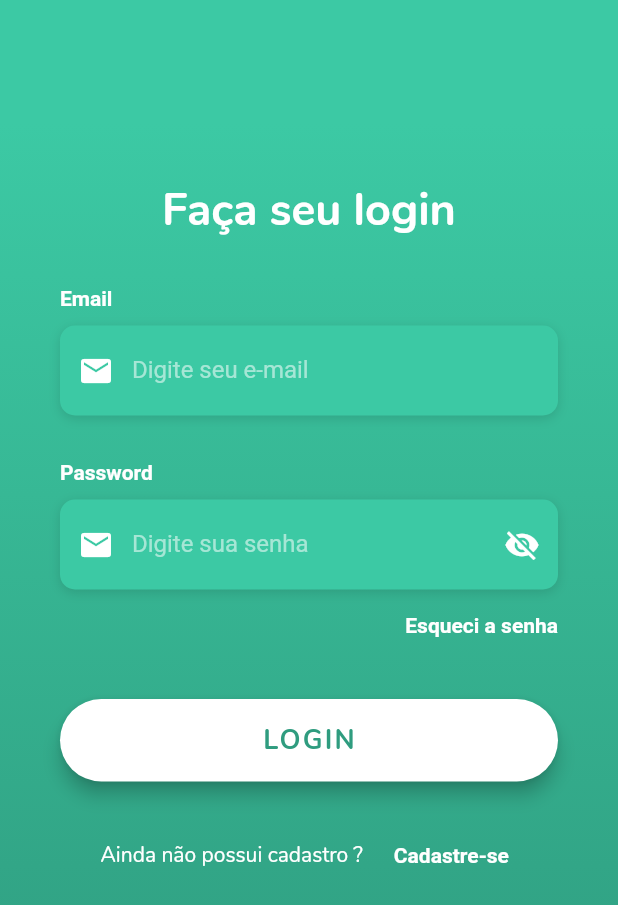
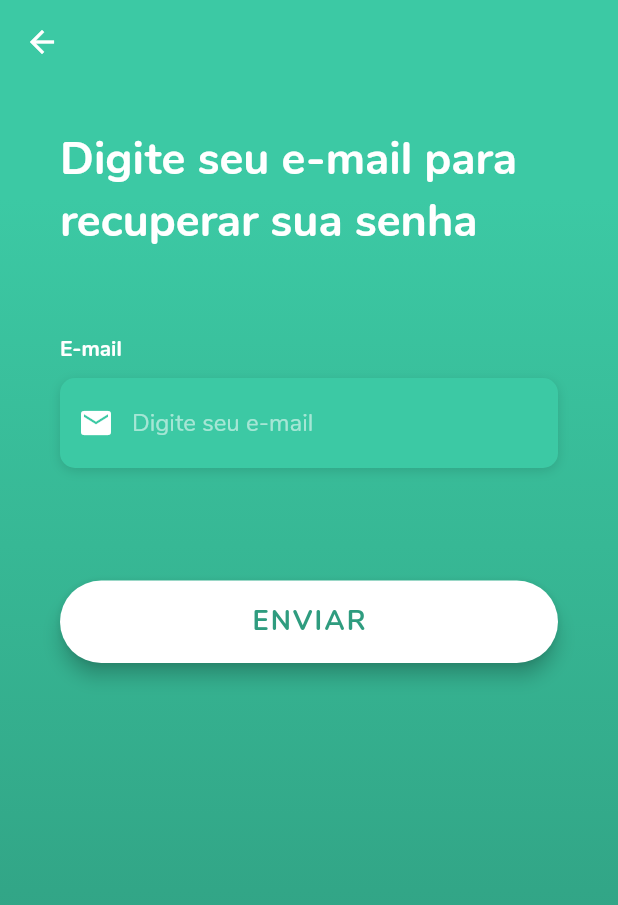
Before and after one commit to Deivid1071/trocatealentoapp, a Flutter app: the screen it shows after launch, after a tap on "Esqueci a senha", on a phone screen of 412 x 824 dp. Shown: the top 905 px of the screen. Run offline on Flutter 3.47's test engine with Material 2 defaults, Android fonts, the phone set to English and light mode, and no system bars; Roboto replaces fonts that are missing (OpenSans).

Commit message:
tab navigation implemeted

```diff
--- /dev/null
+++ b/lib/screens/home/forgot_screen.dart
@@ -0,0 +1,140 @@
+import 'package:flutter/material.dart';
+import 'package:flutter/services.dart';
+import 'package:trocatalentos_app/utilities/constants.dart';
+import 'package:trocatalentos_app/widgets/custom_text_field.dart';
+
+class ForgotScreen extends StatefulWidget {
+  @override
+  _ForgotScreenState createState() => _ForgotScreenState();
+}
+
+class _ForgotScreenState extends State<ForgotScreen> {
+  bool _rememberMe = false;
+
+  @override
+  Widget build(BuildContext context) {
+    return Scaffold(
+      appBar: AppBar(
+        leading: IconButton(
+          icon: Icon(Icons.arrow_back, color: Colors.white,),
+          onPressed: ()=>Navigator.pop(context),
+        ),
+        backgroundColor: Color(0xFF3CC9A4),
+        elevation: 0,
+      ),
+      body: AnnotatedRegion<SystemUiOverlayStyle>(
+        value: SystemUiOverlayStyle.light,
+        child: GestureDetector(
+          onTap: () => FocusScope.of(context).unfocus(),
+          child: Stack(
+            children: <Widget>[
+              Container(
+                height: MediaQuery.of(context).size.height,
+                width: MediaQuery.of(context).size.width,
+                decoration: BoxDecoration(
+                  gradient: LinearGradient(
+                    begin: Alignment.topCenter,
+                    end: Alignment.bottomCenter,
+                    colors: [
+                      Color(0xFF3CC9A4),
+                      Color(0xFF37B895),
+                      Color(0xFF32A687),
+                      Color(0xFF2F9C7F),
+                    ],
+                    stops: [0.1, 0.4, 0.7, 0.9],
+                  ),
+                ),
+              ),
+              Container(
+                height: MediaQuery.of(context).size.height,
+                child: SingleChildScrollView(
+                  physics: AlwaysScrollableScrollPhysics(),
+                  padding: EdgeInsets.symmetric(
+                    horizontal: 40.0,
+                    vertical: 30.0,
+                  ),
+                  child: Column(
+                    mainAxisAlignment: MainAxisAlignment.center,
+                    children: <Widget>[
+                      Text(
+                        'Digite seu e-mail para recuperar sua senha',
+                        style: TextStyle(
+                          color: Colors.white,
+                          fontFamily: 'Nunito',
+                          fontSize: 30.0,
+                          fontWeight: FontWeight.bold,
+                        ),
+                      ),
+
+                      SizedBox(
+                        height: 30.0,
+                      ),
+
+                      SizedBox(
+                        height: 25.0,
+                      ),
+                      _buildEmailTF(),
+                      SizedBox(
+                        height: 50.0,
+                      ),
+                      _buildLoginBtn(),
+
+                    ],
+                  ),
+                ),
+              )
+            ],
+          ),
+        ),
+      ),
+    );
+  }
+
+
+
+  Widget _buildEmailTF() {
+    return Column(
+      crossAxisAlignment: CrossAxisAlignment.start,
+      children: <Widget>[
+        Text(
+          'E-mail',
+          style: kLabelStyle,
+        ),
+        SizedBox(height: 10.0),
+        CustomTextField(
+          prefix: Icon(Icons.email, color: Colors.white,),
+          hint: 'Digite seu e-mail',
+          textInputType: TextInputType.emailAddress,
+        ),
+      ],
+    );
+  }
+
+
+
+  Widget _buildLoginBtn() {
+    return Container(
+      padding: EdgeInsets.symmetric(vertical: 25.0),
+      width: double.infinity,
+      child: RaisedButton(
+        elevation: 5.0,
+        onPressed: () => print('Botão de cadastro pressionado'),
+        padding: EdgeInsets.all(15.0),
+        shape: RoundedRectangleBorder(
+          borderRadius: BorderRadius.circular(30.0),
+        ),
+        color: Colors.white,
+        child: Text(
+          'ENVIAR',
+          style: TextStyle(
+            color: Color(0xFF2F9C7F),
+            letterSpacing: 1.5,
+            fontSize: 18.0,
+            fontWeight: FontWeight.bold,
+            fontFamily: 'Nunito',
+          ),
+        ),
+      ),
+    );
+  }
+}
--- a/lib/screens/home/login_screen.dart
+++ b/lib/screens/home/login_screen.dart
@@ -1,8 +1,11 @@
 import 'package:flutter/material.dart';
 import 'package:flutter/services.dart';
+import 'package:trocatalentos_app/screens/home/home_screen.dart';
 import 'package:trocatalentos_app/screens/home/register_screen.dart';
 import 'package:trocatalentos_app/utilities/constants.dart';
 import 'package:trocatalentos_app/widgets/custom_text_field.dart';
+
+import 'forgot_screen.dart';
 
 class LoginScreen extends StatefulWidget {
   @override
@@ -66,7 +69,8 @@ class _LoginScreenState extends State<LoginScreen> {
     return Container(
       alignment: Alignment.centerRight,
       child: FlatButton(
-        onPressed: () => print('Forgot Password Button Pressed'),
+        onPressed: () => Navigator.push(
+            context, MaterialPageRoute(builder: (context) => ForgotScreen())),
         padding: EdgeInsets.only(right: 0.0),
         child: Text(
           'Esqueci a senha',
@@ -82,7 +86,7 @@ class _LoginScreenState extends State<LoginScreen> {
       width: double.infinity,
       child: RaisedButton(
         elevation: 5.0,
-        onPressed: () => print('Login Button Pressed'),
+        onPressed: () => Navigator.push(context, MaterialPageRoute(builder: (context)=>HomeScreen())),
         padding: EdgeInsets.all(15.0),
         shape: RoundedRectangleBorder(
           borderRadius: BorderRadius.circular(30.0),
--- a/lib/utilities/constants.dart
+++ b/lib/utilities/constants.dart
@@ -2,13 +2,13 @@ import 'package:flutter/material.dart';
 
 final kHintTextStyle = TextStyle(
   color: Colors.white54,
-  fontFamily: 'OpenSans',
+  fontFamily: 'Nunito',
 );
 
 final kLabelStyle = TextStyle(
   color: Colors.white,
   fontWeight: FontWeight.bold,
-  fontFamily: 'OpenSans',
+  fontFamily: 'Nunito',
 );
 
 final kBoxDecorationStyle = BoxDecoration(
```
Also changed, not shown: lib/screens/home/home_screen.dart (added, +39 -0 lines), lib/widgets/custom_drawer.dart (added, +100 -0 lines), lib/widgets/customappbar.dart (added, +23 -0 lines), lib/widgets/tiles/drawer_tile.dart (added, +46 -0 lines), assets/images/avatar.png (added).
